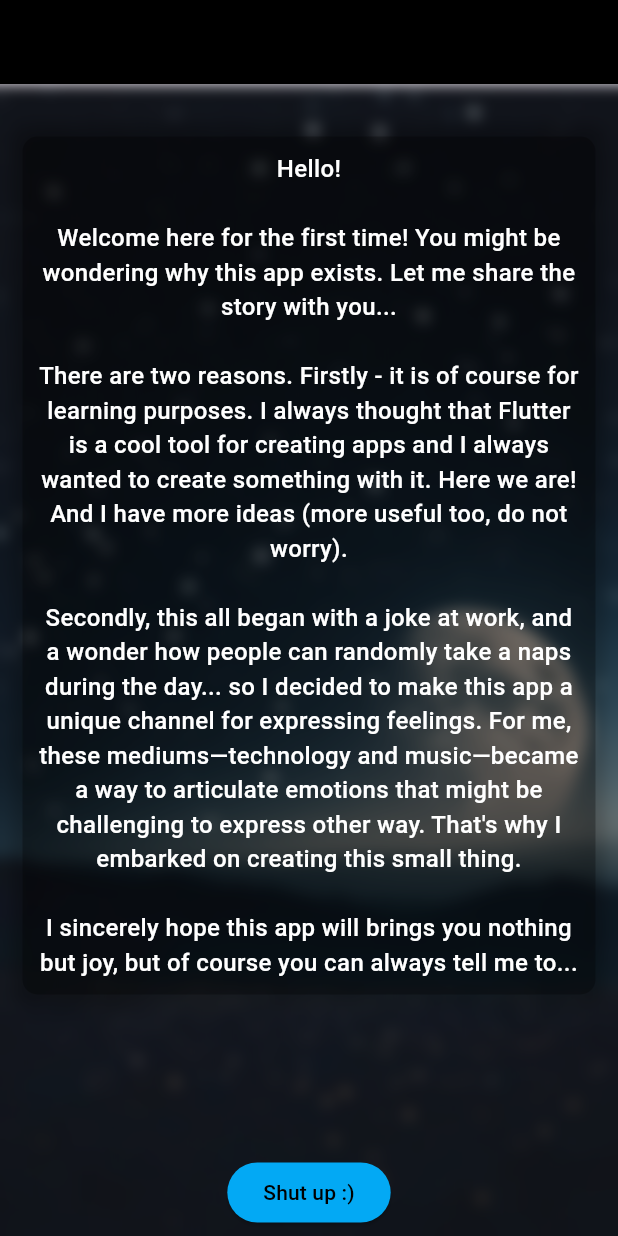
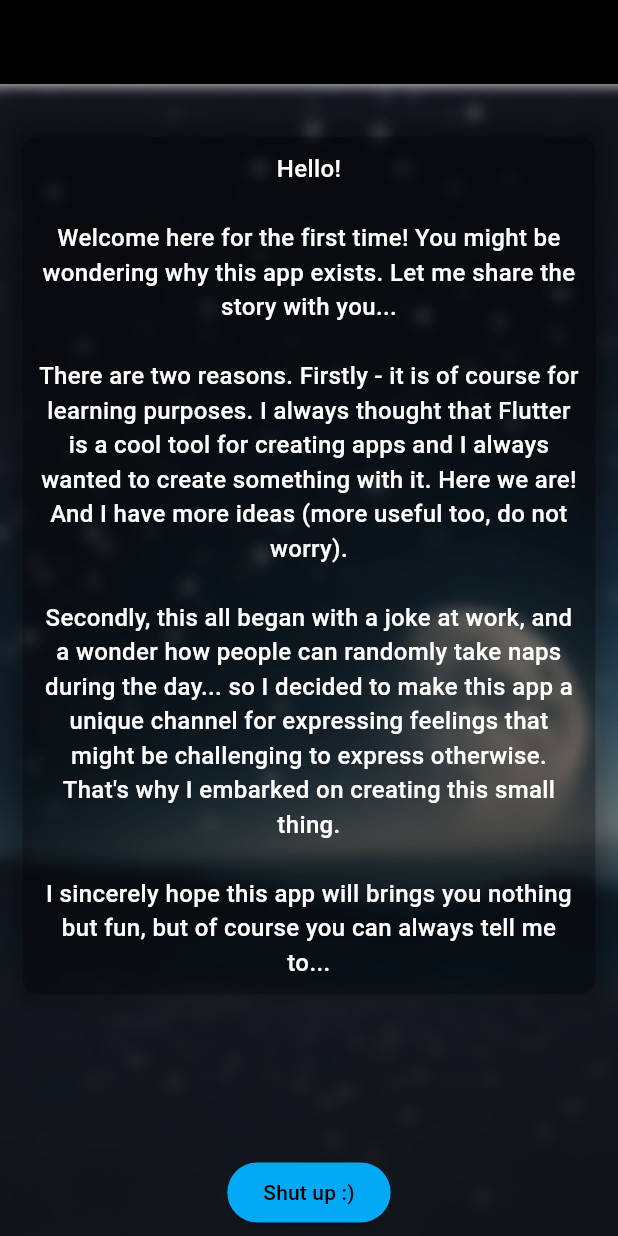
Before and after one commit to zanetagebka/random_nap_generator, a Flutter app: the screen it shows after launch, on a phone screen of 412 x 824 dp. Run offline on Flutter 3.47's test engine with Material 3 defaults, Android fonts, the light colour scheme and no system bars; our stand-ins replace flutter_local_notifications, permission_handler, shared_preferences, table_calendar; missing offline and left inert: add_2_calendar.

Commit message:
replace text

```diff
--- a/lib/screens/first_time_screen.dart
+++ b/lib/screens/first_time_screen.dart
@@ -77,8 +77,8 @@ class FirstTimeScreen extends StatelessWidget {
             'Hello!\n\n'
             'Welcome here for the first time! You might be wondering why this app exists. Let me share the story with you...\n\n'
                 'There are two reasons. Firstly - it is of course for learning purposes. I always thought that Flutter is a cool tool for creating apps and I always wanted to create something with it. Here we are! And I have more ideas (more useful too, do not worry).\n\n'
-                'Secondly, this all began with a joke at work, and a wonder how people can randomly take a naps during the day... so I decided to make this app a unique channel for expressing feelings. For me, these mediums—technology and music—became a way to articulate emotions that might be challenging to express other way. That\'s why I embarked on creating this small thing.\n\n'
-                'I sincerely hope this app will brings you nothing but joy, but of course you can always tell me to...',
+                'Secondly, this all began with a joke at work, and a wonder how people can randomly take naps during the day... so I decided to make this app a unique channel for expressing feelings that might be challenging to express otherwise. That\'s why I embarked on creating this small thing.\n\n'
+                'I sincerely hope this app will brings you nothing but fun, but of course you can always tell me to...',
             textAlign: TextAlign.center,
             style: TextStyle(
               color: Colors.white,
```
